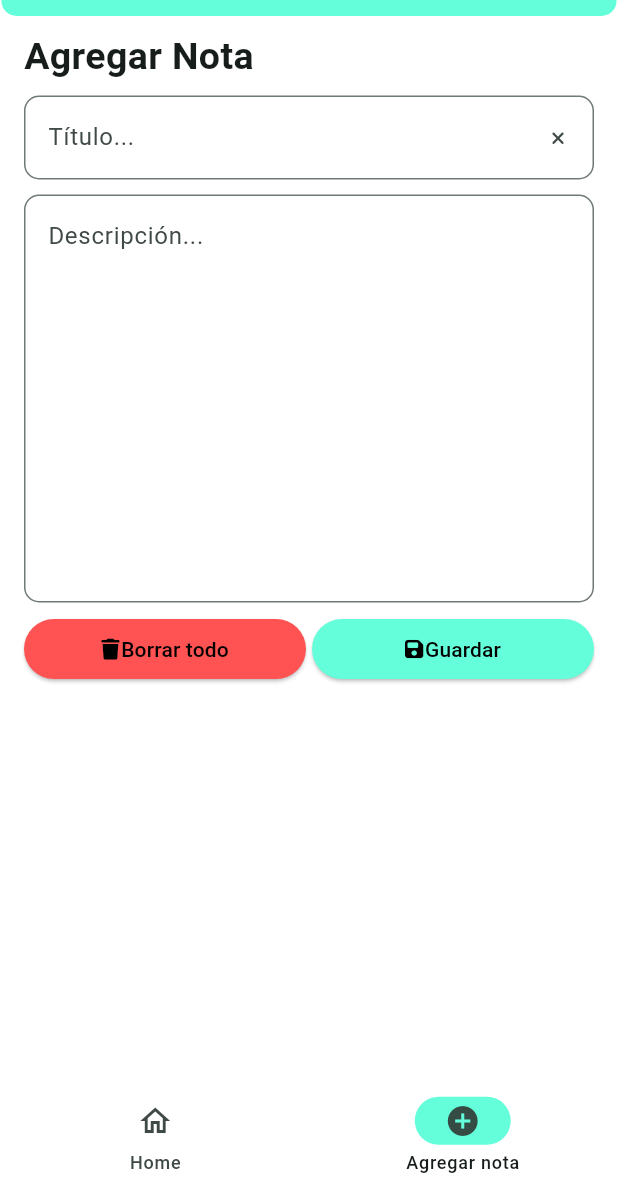
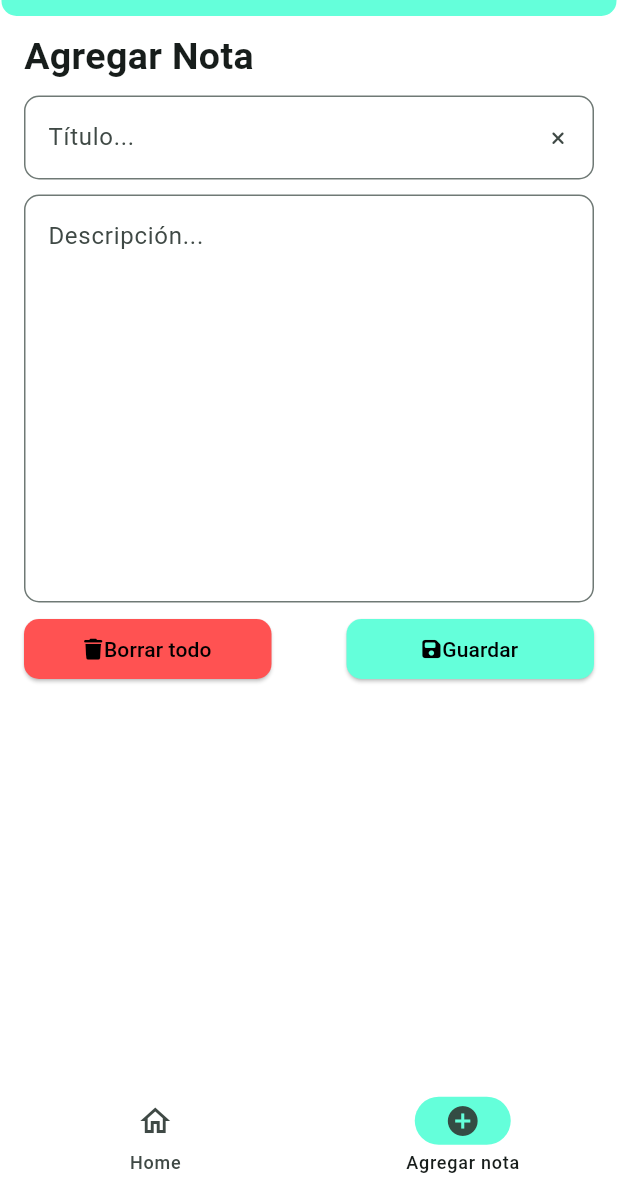
Before and after one commit to gonzacabrera2506/notapp, a Flutter app: the NoteScreen screen opened by its route, on a phone screen of 412 x 824 dp, the part 59-1236 px from its top. Run offline on Flutter 3.47's test engine with Material 3 defaults, Android fonts, the phone set to English and light mode, and no system bars; our stand-ins replace equatable, flutter_bloc, font_awesome_flutter, get_it, go_router, isar and 1 more; accounts and stored records are empty; generated files the repository leaves out were written again.

```diff
--- a/lib/presentation/screens/note_screen.dart
+++ b/lib/presentation/screens/note_screen.dart
@@ -177,6 +177,10 @@ class _NoteScreenState extends State<NoteScreen> {
                           Expanded(
                               child: CustomElevatedButton(
                             style: ElevatedButton.styleFrom(
+                                shape: RoundedRectangleBorder(
+                                  borderRadius: BorderRadius.circular(
+                                      10), // Define el radio de borde
+                                ),
                                 backgroundColor: Colors.redAccent),
                             child: const FittedBox(
                               fit: BoxFit.none,
@@ -196,9 +200,13 @@ class _NoteScreenState extends State<NoteScreen> {
                               _descripcion.clear();
                             },
                           )),
-                          const SizedBox(width: 4),
+                          const SizedBox(width: 50),
                           Expanded(
                             child: CustomElevatedButton(
+                              style: ElevatedButton.styleFrom(
+                                shape: RoundedRectangleBorder(
+                                    borderRadius: BorderRadius.circular(10)),
+                              ),
                               text: "Guardar",
                               child: const FittedBox(
                                 fit: BoxFit.none,
--- a/pubspec.yaml
+++ b/pubspec.yaml
@@ -15,6 +15,7 @@ dependencies:
   font_awesome_flutter: ^10.7.0
   get_it: ^7.7.0
   go_router: ^13.1.0
+  intl: ^0.19.0
   isar: ^3.1.0+1
   isar_flutter_libs: ^3.1.0+1
   motion_toast: ^2.11.0
```
Also changed, not shown: lib/presentation/screens/home_screen.dart (+15 -13 lines), lib/widgets/customCardWidget.dart (+20 -13 lines), pubspec.lock.
